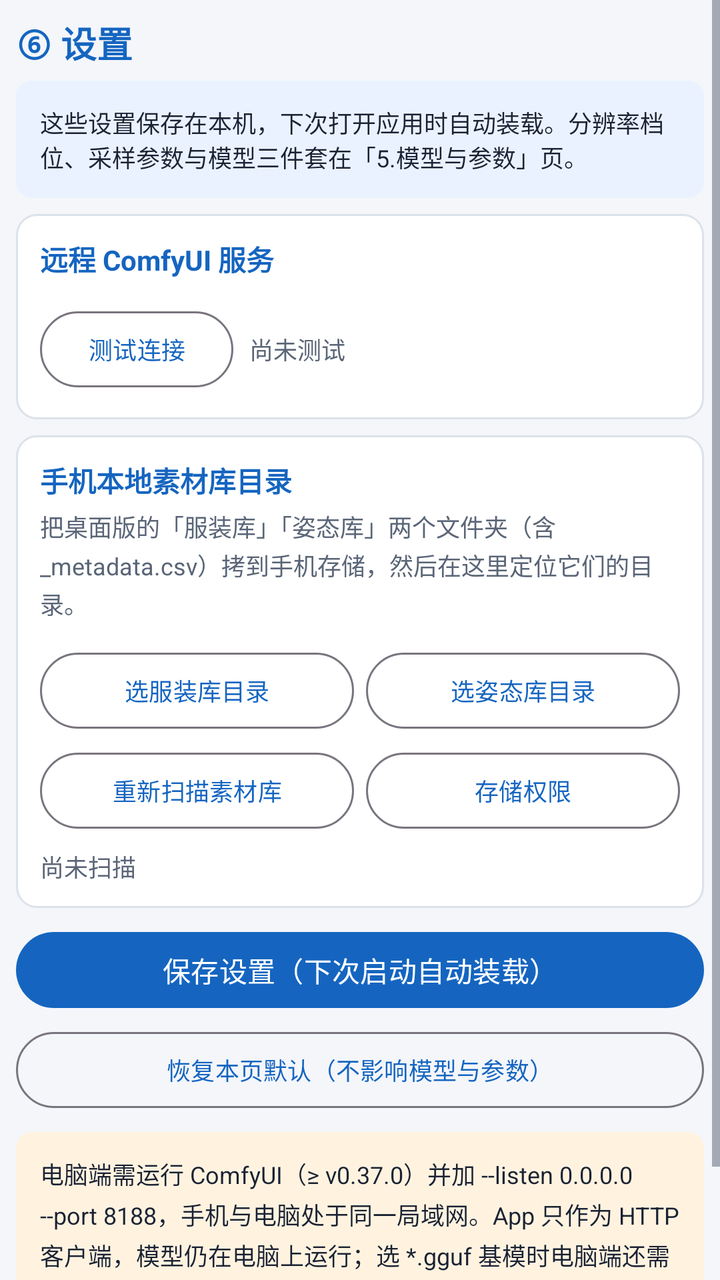
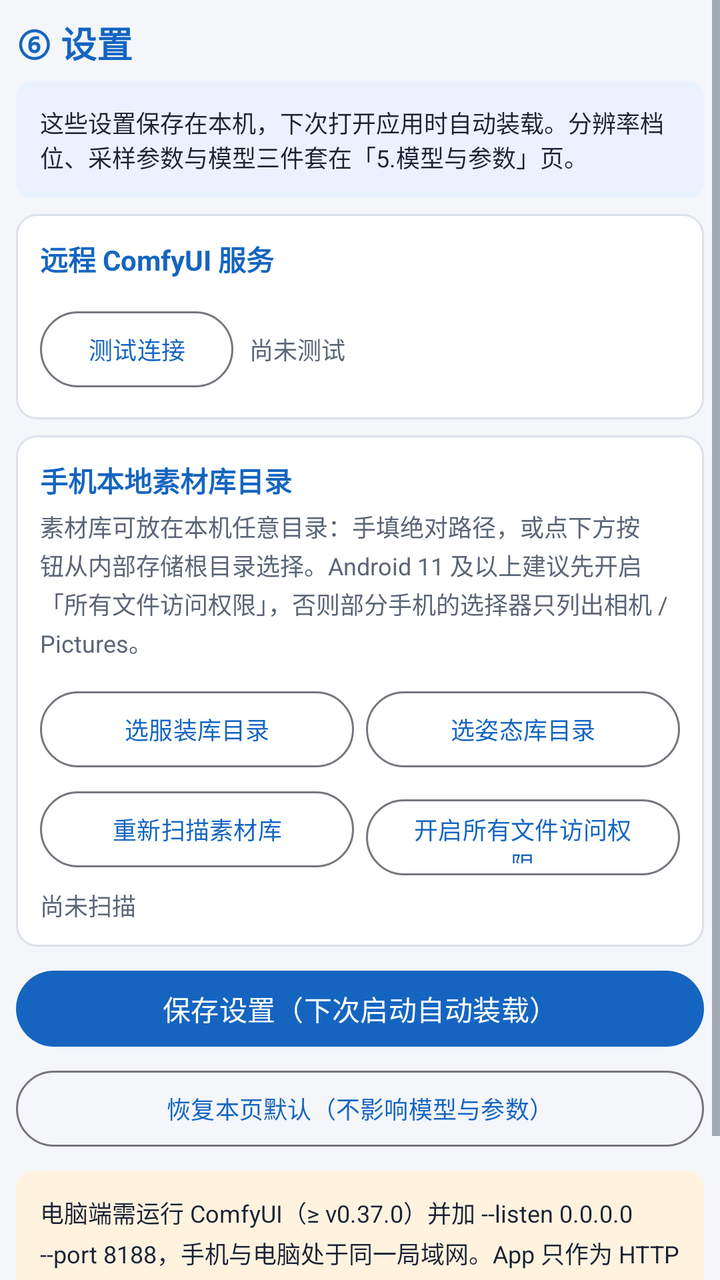

Screens rendered from an Android XML layout before and after an edit, with the pre-edit source and the edit as a unified diff.
<!-- AndroidManifest.xml: application theme Theme.PoseWear -->
<!-- res/layout/fragment_settings.xml -->
<?xml version="1.0" encoding="utf-8"?>
<ScrollView xmlns:android="http://schemas.android.com/apk/res/android"
    android:layout_width="match_parent"
    android:layout_height="match_parent"
    android:fillViewport="true">

    <LinearLayout
        android:layout_width="match_parent"
        android:layout_height="wrap_content"
        android:orientation="vertical"
        android:padding="@dimen/screen_padding">

        <TextView
            android:layout_width="match_parent"
            android:layout_height="wrap_content"
            android:text="⑥ 设置"
            android:textSize="@dimen/text_title"
            android:textStyle="bold"
            android:textColor="@color/primary" />

        <TextView
            android:layout_width="match_parent"
            android:layout_height="wrap_content"
            android:layout_marginTop="6dp"
            android:layout_marginBottom="@dimen/section_gap"
            android:padding="@dimen/card_padding"
            android:background="@drawable/bg_note"
            android:text="@string/settings_hint"
            android:textSize="@dimen/text_small"
            android:textColor="@color/text_primary" />

        
        <LinearLayout
            android:layout_width="match_parent"
            android:layout_height="wrap_content"
            android:orientation="vertical"
            android:padding="@dimen/card_padding"
            android:background="@drawable/bg_card">

            <TextView
                android:layout_width="match_parent"
                android:layout_height="wrap_content"
                android:text="远程 ComfyUI 服务"
                android:textSize="@dimen/text_body"
                android:textStyle="bold"
                android:textColor="@color/primary" />

            <LinearLayout
                android:id="@+id/form_service"
                android:layout_width="match_parent"
                android:layout_height="wrap_content"
                android:orientation="vertical"
                android:paddingTop="6dp" />

            <LinearLayout
                android:layout_width="match_parent"
                android:layout_height="wrap_content"
                android:orientation="horizontal"
                android:gravity="center_vertical"
                android:paddingTop="6dp">

                <com.google.android.material.button.MaterialButton
                    android:id="@+id/btn_test"
                    android:layout_width="wrap_content"
                    android:layout_height="@dimen/btn_height"
                    android:text="测试连接"
                    android:textSize="@dimen/text_small"
                    style="?attr/materialButtonOutlinedStyle" />

                <TextView
                    android:id="@+id/tv_conn"
                    android:layout_width="0dp"
                    android:layout_height="wrap_content"
                    android:layout_weight="1"
                    android:layout_marginStart="8dp"
                    android:text="尚未测试"
                    android:textSize="@dimen/text_small"
                    android:textColor="@color/text_secondary"
                    android:maxLines="2"
                    android:ellipsize="end" />
            </LinearLayout>
        </LinearLayout>

        
        <LinearLayout
            android:layout_width="match_parent"
            android:layout_height="wrap_content"
            android:layout_marginTop="@dimen/section_gap"
            android:orientation="vertical"
            android:padding="@dimen/card_padding"
            android:background="@drawable/bg_card">

            <TextView
                android:layout_width="match_parent"
                android:layout_height="wrap_content"
                android:text="手机本地素材库目录"
                android:textSize="@dimen/text_body"
                android:textStyle="bold"
                android:textColor="@color/primary" />

            <TextView
                android:layout_width="match_parent"
                android:layout_height="wrap_content"
                android:paddingTop="4dp"
                android:text="把桌面版的「服装库」「姿态库」两个文件夹（含 _metadata.csv）拷到手机存储，然后在这里定位它们的目录。"
                android:textSize="@dimen/text_small"
                android:textColor="@color/text_secondary"
                android:lineSpacingExtra="2dp" />

            <LinearLayout
                android:id="@+id/form_dirs"
                android:layout_width="match_parent"
                android:layout_height="wrap_content"
                android:orientation="vertical"
                android:paddingTop="6dp" />

            <LinearLayout
                android:layout_width="match_parent"
                android:layout_height="wrap_content"
                android:orientation="horizontal"
                android:paddingTop="6dp">

                <com.google.android.material.button.MaterialButton
                    android:id="@+id/btn_pick_costume"
                    android:layout_width="0dp"
                    android:layout_height="@dimen/btn_height"
                    android:layout_weight="1"
                    android:text="选服装库目录"
                    android:textSize="@dimen/text_small"
                    style="?attr/materialButtonOutlinedStyle" />

                <com.google.android.material.button.MaterialButton
                    android:id="@+id/btn_pick_pose"
                    android:layout_width="0dp"
                    android:layout_height="@dimen/btn_height"
                    android:layout_weight="1"
                    android:layout_marginStart="6dp"
                    android:text="选姿态库目录"
                    android:textSize="@dimen/text_small"
                    style="?attr/materialButtonOutlinedStyle" />
            </LinearLayout>

            <LinearLayout
                android:layout_width="match_parent"
                android:layout_height="wrap_content"
                android:orientation="horizontal"
                android:paddingTop="4dp">

                <com.google.android.material.button.MaterialButton
                    android:id="@+id/btn_scan"
                    android:layout_width="0dp"
                    android:layout_height="@dimen/btn_height"
                    android:layout_weight="1"
                    android:text="重新扫描素材库"
                    android:textSize="@dimen/text_small"
                    style="?attr/materialButtonOutlinedStyle" />

                <com.google.android.material.button.MaterialButton
                    android:id="@+id/btn_permission"
                    android:layout_width="0dp"
                    android:layout_height="@dimen/btn_height"
                    android:layout_weight="1"
                    android:layout_marginStart="6dp"
                    android:text="存储权限"
                    android:textSize="@dimen/text_small"
                    style="?attr/materialButtonOutlinedStyle" />
            </LinearLayout>

            <TextView
                android:id="@+id/tv_catalog"
                android:layout_width="match_parent"
                android:layout_height="wrap_content"
                android:paddingTop="6dp"
                android:text="尚未扫描"
                android:textSize="@dimen/text_small"
                android:textColor="@color/text_secondary"
                android:maxLines="4"
                android:ellipsize="end" />
        </LinearLayout>

        <com.google.android.material.button.MaterialButton
            android:id="@+id/btn_save"
            android:layout_width="match_parent"
            android:layout_height="@dimen/btn_height"
            android:layout_marginTop="@dimen/section_gap"
            android:text="保存设置（下次启动自动装载）"
            android:textSize="@dimen/text_body" />

        <com.google.android.material.button.MaterialButton
            android:id="@+id/btn_reset"
            android:layout_width="match_parent"
            android:layout_height="@dimen/btn_height"
            android:layout_marginTop="4dp"
            android:text="恢复本页默认（不影响模型与参数）"
            android:textSize="@dimen/text_small"
            style="?attr/materialButtonOutlinedStyle" />

        <TextView
            android:layout_width="match_parent"
            android:layout_height="wrap_content"
            android:layout_marginTop="@dimen/section_gap"
            android:padding="@dimen/card_padding"
            android:background="@drawable/bg_warning"
            android:text="电脑端需运行 ComfyUI（≥ v0.37.0）并加 --listen 0.0.0.0 --port 8188，手机与电脑处于同一局域网。App 只作为 HTTP 客户端，模型仍在电脑上运行；选 *.gguf 基模时电脑端还需 ComfyUI-GGUF 插件。"
            android:textSize="@dimen/text_small"
            android:textColor="@color/text_primary"
            android:lineSpacingExtra="3dp" />

        <TextView
            android:id="@+id/tv_version"
            android:layout_width="match_parent"
            android:layout_height="wrap_content"
            android:layout_marginTop="@dimen/section_gap"
            android:gravity="center"
            android:text="应用版本"
            android:textSize="@dimen/text_small"
            android:textColor="@color/text_secondary" />

    </LinearLayout>
</ScrollView>
<!-- resources referenced by this layout -->
<resources>
  <color name="primary">#1565C0</color>
  <color name="text_primary">#1A2233</color>
  <color name="text_secondary">#5A6577</color>
  <dimen name="btn_height">46dp</dimen>
  <dimen name="card_padding">12dp</dimen>
  <dimen name="screen_padding">8dp</dimen>
  <dimen name="section_gap">8dp</dimen>
  <dimen name="text_body">14sp</dimen>
  <dimen name="text_small">12sp</dimen>
  <dimen name="text_title">18sp</dimen>
  <!-- drawable bg_card (drawable) -->
  <?xml version="1.0" encoding="utf-8"?>
  <shape xmlns:android="http://schemas.android.com/apk/res/android" android:shape="rectangle">
      <solid android:color="@color/card_bg" />
      <stroke android:width="1dp" android:color="@color/divider" />
      <corners android:radius="10dp" />
  </shape>
  <!-- drawable bg_note (drawable) -->
  <?xml version="1.0" encoding="utf-8"?>
  <shape xmlns:android="http://schemas.android.com/apk/res/android" android:shape="rectangle">
      <solid android:color="@color/note_bg" />
      <corners android:radius="8dp" />
  </shape>
  <!-- drawable bg_warning (drawable) -->
  <?xml version="1.0" encoding="utf-8"?>
  <shape xmlns:android="http://schemas.android.com/apk/res/android" android:shape="rectangle">
      <solid android:color="@color/warning_bg" />
      <corners android:radius="8dp" />
  </shape>
  <string name="settings_hint">这些设置保存在本机，下次打开应用时自动装载。分辨率档位、采样参数与模型三件套在「5.模型与参数」页。</string>
  <style name="Theme.PoseWear" parent="Theme.Material3.DayNight.NoActionBar">
          <item name="colorPrimary">@color/primary</item>
          <item name="colorOnPrimary">@color/white</item>
          <item name="colorSecondary">@color/accent</item>
          <item name="colorSurface">@color/card_bg</item>
          <item name="colorOnSurface">@color/text_primary</item>
          <item name="android:colorBackground">@color/bg</item>
          <item name="android:windowBackground">@color/bg</item>
          <item name="android:statusBarColor">@color/primary_dark</item>
          <item name="android:navigationBarColor">@color/bg</item>
          <item name="android:textColorHint">@color/hint</item>
          <item name="android:editTextColor">@color/text_primary</item>
          <item name="android:textColorPrimary">@color/text_primary</item>
          <item name="android:textColorSecondary">@color/text_secondary</item>
          <item name="android:windowLightStatusBar" tools:targetApi="m">false</item>
      </style>
  <color name="card_bg">#FFFFFFFF</color>
  <color name="divider">#DCE2EA</color>
  <color name="note_bg">#EAF2FF</color>
  <color name="warning_bg">#FFF3E0</color>
  <color name="white">#FFFFFFFF</color>
  <color name="accent">#E65100</color>
  <color name="bg">#F4F6FA</color>
  <color name="primary_dark">#0D47A1</color>
  <color name="hint">#8996A6</color>
</resources>

<!-- the commit's change to res/layout/fragment_settings.xml (unified diff, before → after) -->
@@ -102,7 +102,7 @@
                 android:layout_width="match_parent"
                 android:layout_height="wrap_content"
                 android:paddingTop="4dp"
-                android:text="把桌面版的「服装库」「姿态库」两个文件夹（含 _metadata.csv）拷到手机存储，然后在这里定位它们的目录。"
+                android:text="素材库可放在本机任意目录：手填绝对路径，或点下方按钮从内部存储根目录选择。Android 11 及以上建议先开启「所有文件访问权限」，否则部分手机的选择器只列出相机 / Pictures。"
                 android:textSize="@dimen/text_small"
                 android:textColor="@color/text_secondary"
                 android:lineSpacingExtra="2dp" />
@@ -161,7 +161,7 @@
                     android:layout_height="@dimen/btn_height"
                     android:layout_weight="1"
                     android:layout_marginStart="6dp"
-                    android:text="存储权限"
+                    android:text="开启所有文件访问权限"
                     android:textSize="@dimen/text_small"
                     style="?attr/materialButtonOutlinedStyle" />
             </LinearLayout>
